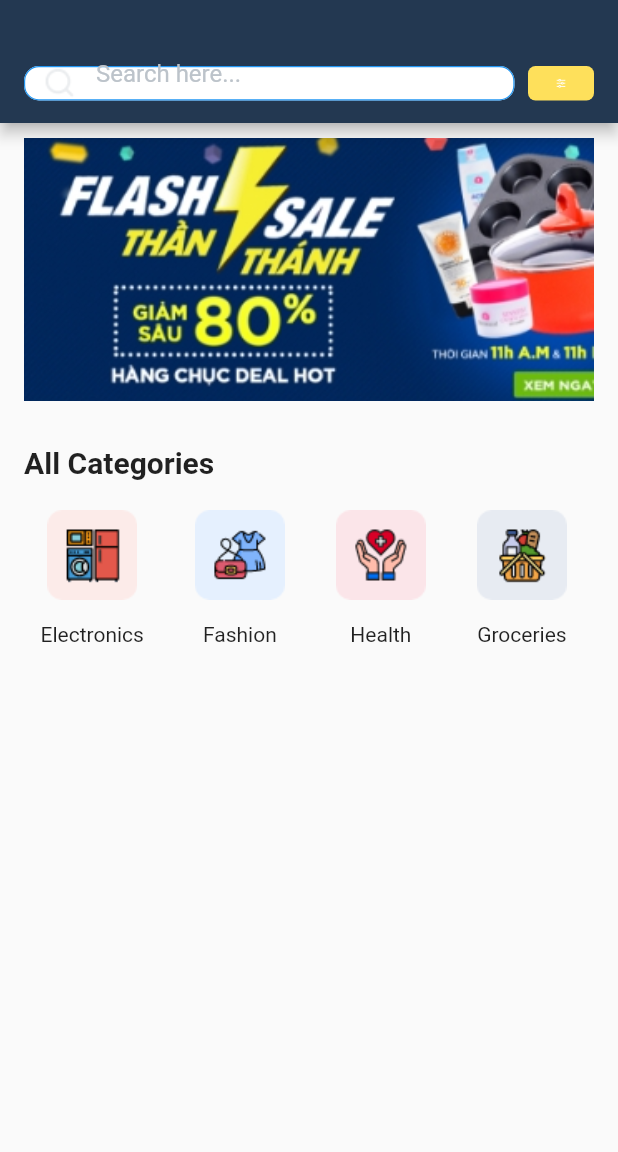
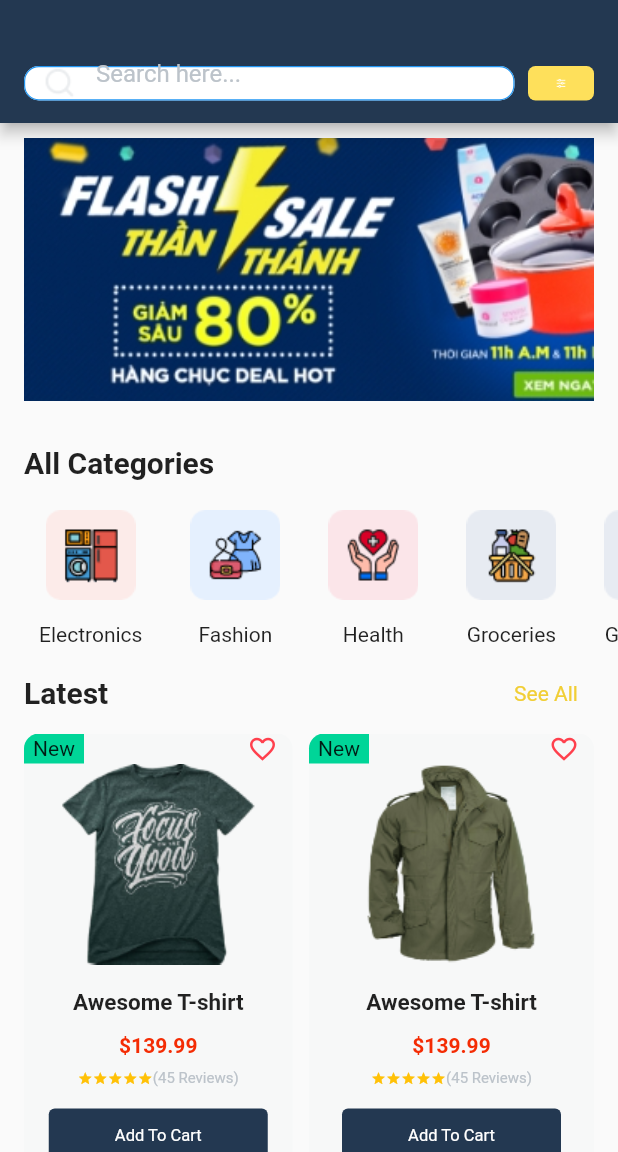
Before and after one commit to ashikahmedfahim/Flutter-E-commerce, a Flutter app: the screen it shows after launch, on a phone screen of 412 x 824 dp, the part 84-1236 px from its top. Run offline on Flutter 3.47's test engine with Material 2 defaults, Android fonts, the phone set to English and light mode, and no system bars; drawn by our look-alikes of flutter_rating_bar.

Commit message:
item card created and latest items added

```diff
--- /dev/null
+++ b/lib/constants.dart
@@ -0,0 +1,7 @@
+import 'dart:ui';
+
+const kGrey = Color(0xffbcc3ca);
+const kGreyBackground = Color(0xfff7f8f8);
+const kNavyBlue = Color(0xff233851);
+
+const kCardRatio = 0.5865724381625442;
--- a/lib/data.dart
+++ b/lib/data.dart
@@ -12,3 +12,42 @@ final List<Category> allCategories = [
   Category(title: 'Groceries', imgUrl: 'assets/images/catGroceries.png'),
   Category(title: 'Groceries', imgUrl: 'assets/images/catGroceries.png'),
 ];
+
+class CardItem {
+  CardItem(
+      {required this.tag,
+      required this.isFavourite,
+      required this.imgUrl,
+      required this.title,
+      required this.price,
+      required this.reviewStars,
+      required this.reviewCount});
+  String tag;
+  bool isFavourite;
+  String imgUrl;
+  String title;
+  double price;
+  double reviewStars;
+  int reviewCount;
+}
+
+final List<CardItem> latest = [
+  CardItem(
+    tag: 'New',
+    isFavourite: true,
+    imgUrl: 'assets/images/latestOne.png',
+    title: 'Awesome T-shirt',
+    price: 139.99,
+    reviewStars: 5.0,
+    reviewCount: 45,
+  ),
+  CardItem(
+    tag: 'New',
+    isFavourite: true,
+    imgUrl: 'assets/images/latestTwo.png',
+    title: 'Awesome T-shirt',
+    price: 139.99,
+    reviewStars: 5.0,
+    reviewCount: 45,
+  ),
+];
--- a/lib/screens/home_page.dart
+++ b/lib/screens/home_page.dart
@@ -1,6 +1,7 @@
 import 'package:flutter/material.dart';
 import 'package:lacuna/widgets/appbar_home.dart';
-import '../data.dart';
+import 'package:lacuna/widgets/category_builder.dart';
+import 'package:lacuna/widgets/section_builder.dart';
 
 class HomePage extends StatefulWidget {
   @override
@@ -8,31 +9,6 @@ class HomePage extends StatefulWidget {
 }
 
 class _HomePageState extends State<HomePage> {
-  _buildAllCategories(BuildContext context, Category category) {
-    return Container(
-      padding: EdgeInsets.symmetric(
-        horizontal: 17,
-      ),
-      child: Column(
-        children: [
-          Padding(
-            padding: const EdgeInsets.only(bottom: 15.0),
-            child: Image(
-              height: 60.0,
-              width: 60.0,
-              fit: BoxFit.cover,
-              image: AssetImage(category.imgUrl),
-            ),
-          ),
-          Text(
-            category.title,
-            style: TextStyle(fontSize: 14.0),
-          ),
-        ],
-      ),
-    );
-  }
-
   @override
   Widget build(BuildContext context) {
     return Scaffold(
@@ -52,35 +28,9 @@ class _HomePageState extends State<HomePage> {
               image: AssetImage('assets/images/promotion.jpg'),
             ),
           ),
-          Column(
-            crossAxisAlignment: CrossAxisAlignment.start,
-            children: [
-              Padding(
-                padding: const EdgeInsets.only(left: 16.0, bottom: 20.0),
-                child: Text(
-                  'All Categories',
-                  style: TextStyle(
-                    fontSize: 20.0,
-                    fontWeight: FontWeight.w700,
-                    fontFamily: 'Roboto',
-                  ),
-                ),
-              ),
-              Container(
-                height: 95.0,
-                child: ListView.builder(
-                  physics: BouncingScrollPhysics(),
-                  padding: EdgeInsets.only(left: 10.0),
-                  scrollDirection: Axis.horizontal,
-                  itemCount: allCategories.length,
-                  itemBuilder: (BuildContext context, int index) {
-                    Category category = allCategories[index];
-                    return _buildAllCategories(context, category);
-                  },
-                ),
-              ),
-            ],
-          ),
+          CategoryBuilder(),
+          SectionBuilder(),
+          SectionBuilder(),
         ],
       ),
     );
--- a/lib/widgets/appbar_home.dart
+++ b/lib/widgets/appbar_home.dart
@@ -1,4 +1,5 @@
 import 'package:flutter/material.dart';
+import 'package:lacuna/constants.dart';
 
 class AppBarHome extends StatelessWidget {
   const AppBarHome({
@@ -8,7 +9,7 @@ class AppBarHome extends StatelessWidget {
   @override
   Widget build(BuildContext context) {
     return AppBar(
-      backgroundColor: Color(0xff233851),
+      backgroundColor: kNavyBlue,
       leading: Padding(
         padding: const EdgeInsets.only(top: 18.0),
         child: TextButton(
@@ -56,7 +57,7 @@ class AppBarHome extends StatelessWidget {
                     contentPadding: EdgeInsets.symmetric(vertical: 15.0),
                     fillColor: Colors.white,
                     hintStyle: TextStyle(
-                      color: Color(0xffbcc3ca),
+                      color: kGrey,
                     ),
                     filled: true,
                     border: OutlineInputBorder(
--- /dev/null
+++ b/lib/widgets/category_builder.dart
@@ -0,0 +1,68 @@
+import 'package:flutter/material.dart';
+
+import '../data.dart';
+
+class CategoryBuilder extends StatefulWidget {
+  @override
+  _CategoryBuilderState createState() => _CategoryBuilderState();
+}
+
+class _CategoryBuilderState extends State<CategoryBuilder> {
+  _buildAllCategories(BuildContext context, Category category) {
+    return Container(
+      padding: EdgeInsets.symmetric(
+        horizontal: 16,
+      ),
+      child: Column(
+        children: [
+          Padding(
+            padding: const EdgeInsets.only(bottom: 15.0),
+            child: Image(
+              height: 60.0,
+              width: 60.0,
+              fit: BoxFit.cover,
+              image: AssetImage(category.imgUrl),
+            ),
+          ),
+          Text(
+            category.title,
+            style: TextStyle(fontSize: 14.0),
+          ),
+        ],
+      ),
+    );
+  }
+
+  @override
+  Widget build(BuildContext context) {
+    return Column(
+      crossAxisAlignment: CrossAxisAlignment.start,
+      children: [
+        Padding(
+          padding: const EdgeInsets.only(left: 16.0, bottom: 20.0),
+          child: Text(
+            'All Categories',
+            style: TextStyle(
+              fontSize: 20.0,
+              fontWeight: FontWeight.w700,
+              fontFamily: 'Roboto',
+            ),
+          ),
+        ),
+        Container(
+          height: 95.0,
+          child: ListView.builder(
+            physics: BouncingScrollPhysics(),
+            padding: EdgeInsets.only(left: 10.0),
+            scrollDirection: Axis.horizontal,
+            itemCount: allCategories.length,
+            itemBuilder: (BuildContext context, int index) {
+              Category category = allCategories[index];
+              return _buildAllCategories(context, category);
+            },
+          ),
+        ),
+      ],
+    );
+  }
+}
--- /dev/null
+++ b/lib/widgets/rating.dart
@@ -0,0 +1,26 @@
+import 'package:flutter/material.dart';
+import 'package:flutter_rating_bar/flutter_rating_bar.dart';
+
+class RatingStars extends StatelessWidget {
+  final int rating;
+
+  RatingStars(this.rating);
+
+  @override
+  Widget build(BuildContext context) {
+    return RatingBar.builder(
+      ignoreGestures: true,
+      itemSize: 10,
+      initialRating: rating.toDouble(),
+      direction: Axis.horizontal,
+      itemCount: 5,
+      itemBuilder: (context, _) => Icon(
+        Icons.star,
+        color: Colors.amber,
+      ),
+      onRatingUpdate: (rating) {
+        print(rating);
+      },
+    );
+  }
+}
--- /dev/null
+++ b/lib/widgets/section_builder.dart
@@ -0,0 +1,148 @@
+import 'package:flutter/material.dart';
+import 'package:lacuna/constants.dart';
+import 'package:lacuna/data.dart';
+import 'package:lacuna/widgets/rating.dart';
+
+class SectionBuilder extends StatefulWidget {
+  @override
+  _SectionBuilderState createState() => _SectionBuilderState();
+}
+
+class _SectionBuilderState extends State<SectionBuilder> {
+  _buildCardItem(CardItem cardItem, bool isOdd) {
+    return Container(
+      margin: isOdd ? EdgeInsets.only(right: 11.0) : EdgeInsets.only(right: 0),
+      //height: 383.0,
+      decoration: BoxDecoration(
+        color: kGreyBackground,
+        borderRadius: BorderRadius.circular(10.0),
+      ),
+      child: Column(
+        children: [
+          Row(
+            mainAxisAlignment: MainAxisAlignment.spaceBetween,
+            children: [
+              Container(
+                height: 20.0,
+                width: 40.0,
+                decoration: BoxDecoration(
+                  color: Color(0xff00d598),
+                  borderRadius:
+                      BorderRadius.only(topLeft: Radius.circular(10.0)),
+                ),
+                child: Center(child: Text(cardItem.tag)),
+              ),
+              Padding(
+                padding: const EdgeInsets.only(right: 10.0),
+                child: Center(
+                  child: Icon(
+                    Icons.favorite_border,
+                    color: Color(0xffff404d),
+                    size: 20.0,
+                  ),
+                ),
+              ),
+            ],
+          ),
+          Image(
+            height: 134,
+            image: AssetImage(cardItem.imgUrl),
+          ),
+          Padding(
+            padding: const EdgeInsets.only(top: 16.0, bottom: 12.0),
+            child: Text(
+              cardItem.title,
+              style: TextStyle(
+                fontSize: 15.0,
+                fontWeight: FontWeight.bold,
+              ),
+            ),
+          ),
+          Text(
+            '\$${cardItem.price.toString()}',
+            style: TextStyle(
+              color: Color(0xfff42c04),
+              fontSize: 14.0,
+              fontWeight: FontWeight.bold,
+            ),
+          ),
+          Padding(
+            padding: const EdgeInsets.only(top: 8.0, bottom: 1.0),
+            child: Row(
+              mainAxisAlignment: MainAxisAlignment.center,
+              children: [
+                RatingStars(5),
+                Text(
+                  '(' + cardItem.reviewCount.toString() + ' Reviews)',
+                  style: TextStyle(fontSize: 10.0, color: kGrey),
+                ),
+              ],
+            ),
+          ),
+          Container(
+            margin: EdgeInsets.symmetric(vertical: 7.0),
+            width: 146.0,
+            child: TextButton(
+              style: TextButton.styleFrom(
+                backgroundColor: kNavyBlue,
+              ),
+              onPressed: () {},
+              child: Text(
+                'Add To Cart',
+                style: TextStyle(fontSize: 11.0, color: Colors.white),
+              ),
+            ),
+          ),
+        ],
+      ),
+    );
+  }
+
+  @override
+  Widget build(BuildContext context) {
+    return Container(
+      padding: EdgeInsets.symmetric(horizontal: 16.0),
+      height: 360.0,
+      child: Column(
+        children: [
+          Padding(
+            padding: const EdgeInsets.symmetric(vertical: 3.0),
+            child: Row(
+              mainAxisAlignment: MainAxisAlignment.spaceBetween,
+              children: [
+                Text(
+                  'Latest',
+                  style: TextStyle(
+                    fontSize: 20.0,
+                    fontWeight: FontWeight.bold,
+                  ),
+                ),
+                TextButton(
+                  onPressed: () {},
+                  child: Text(
+                    'See All',
+                    style: TextStyle(
+                      fontSize: 14.0,
+                      color: Color(0xfff1ce35),
+                    ),
+                  ),
+                ),
+              ],
+            ),
+          ),
+          Expanded(
+            child: GridView.count(
+              childAspectRatio: kCardRatio,
+              crossAxisCount: 2,
+              children: List.generate(latest.length, (index) {
+                CardItem cardItem = latest[index];
+                bool isOdd = index % 2 == 0 ? true : false;
+                return _buildCardItem(cardItem, isOdd);
+              }),
+            ),
+          ),
+        ],
+      ),
+    );
+  }
+}
--- a/pubspec.yaml
+++ b/pubspec.yaml
@@ -10,6 +10,7 @@ dependencies:
     sdk: flutter
   cupertino_icons: ^1.0.3
   flutter_launcher_icons: ^0.9.0
+  flutter_rating_bar: ^4.0.0
 flutter_icons:
   android: "launcher_icon"
   ios: true
```
Also changed, not shown: assets/images/latestOne.png (added), assets/images/latestTwo.png (added), pubspec.lock.
